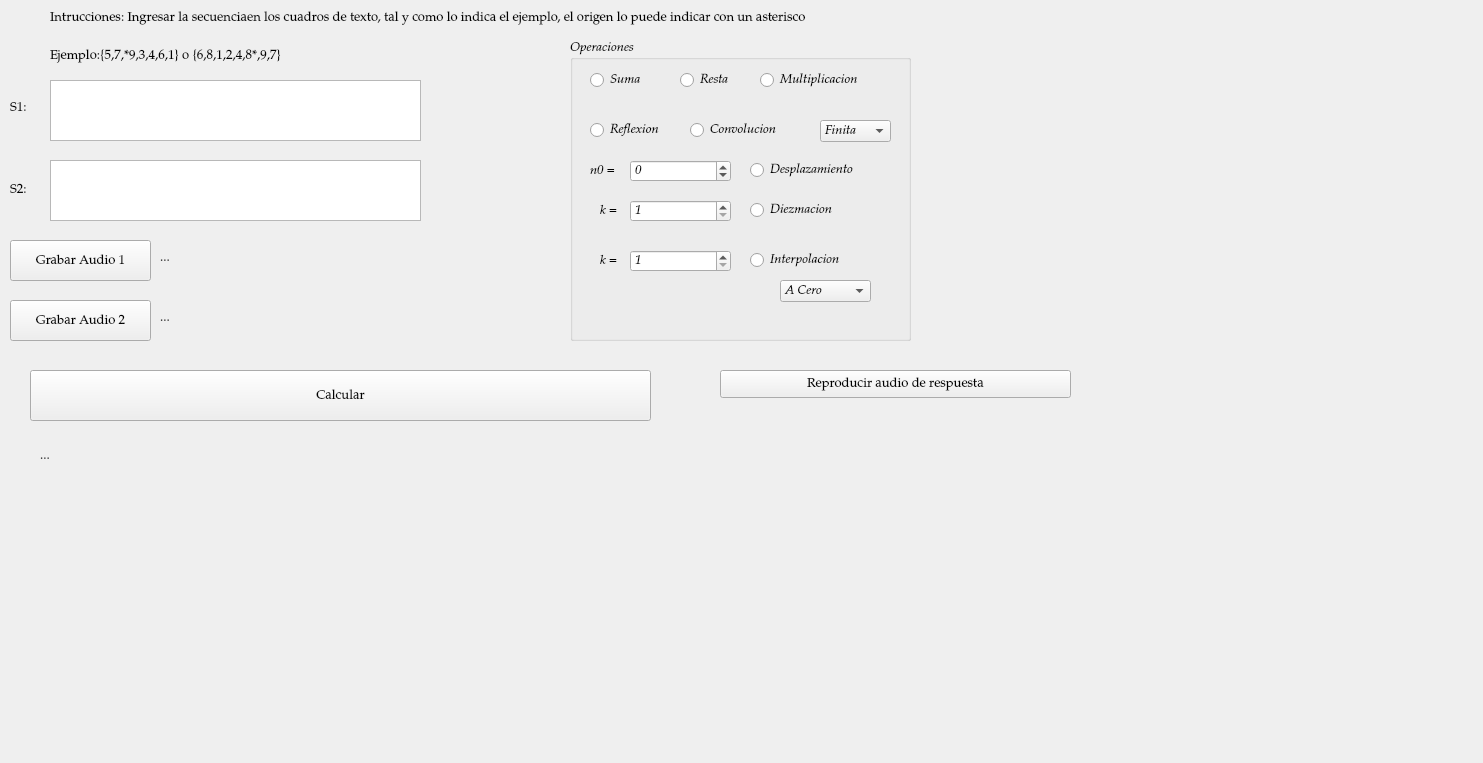
First picture: the form in Interfaz/Interfaz.ui, repository edwbcruzv/PracticaSenales, before the edit.
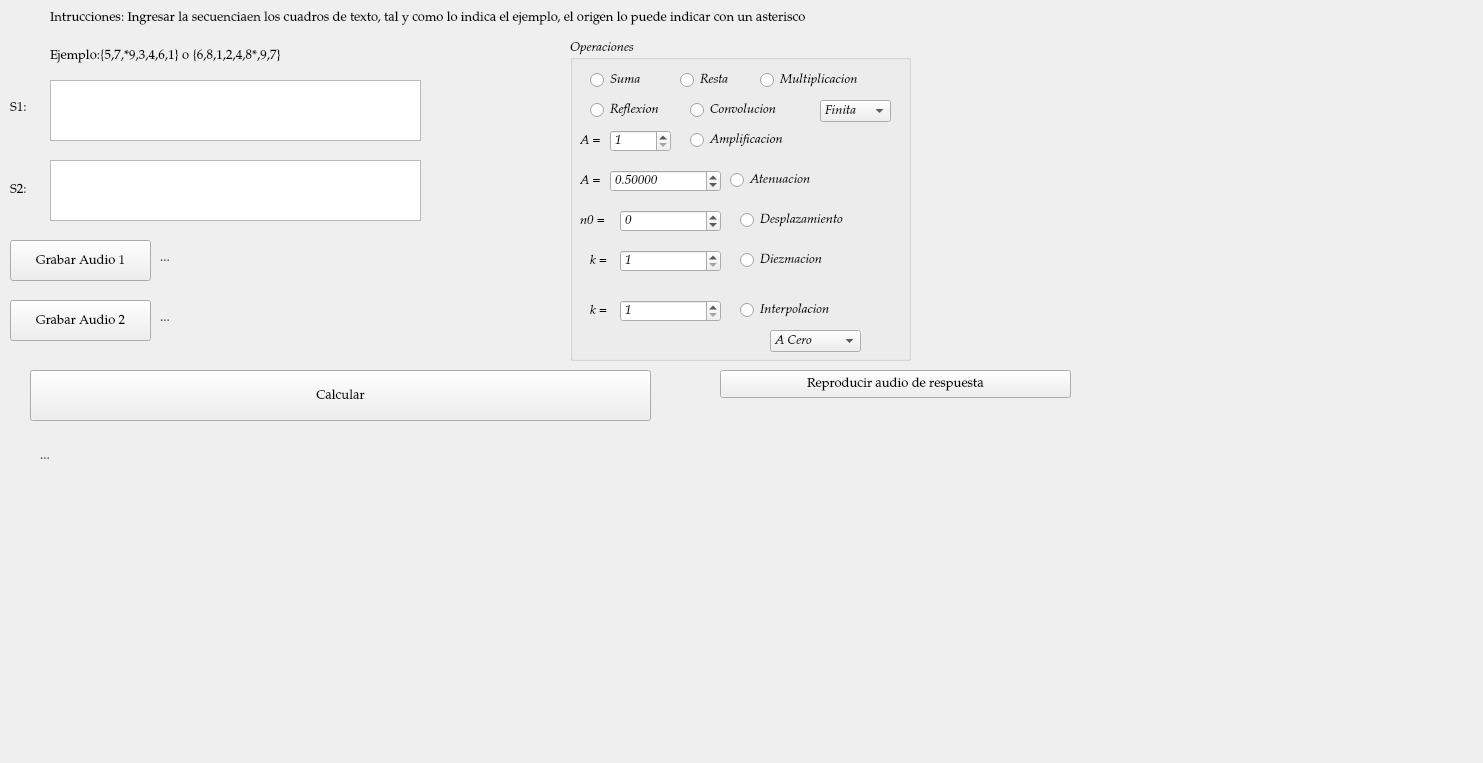
Second picture: the form after the edit.

Patch:
```diff
--- a/Interfaz/Interfaz.ui
+++ b/Interfaz/Interfaz.ui
@@ -167,7 +167,7 @@
      <x>570</x>
      <y>40</y>
      <width>341</width>
-     <height>301</height>
+     <height>321</height>
     </rect>
    </property>
    <property name="font">
@@ -181,8 +181,8 @@
    <widget class="QLabel" name="label_7">
     <property name="geometry">
      <rect>
-      <x>30</x>
-      <y>210</y>
+      <x>20</x>
+      <y>260</y>
       <width>21</width>
       <height>21</height>
      </rect>
@@ -194,8 +194,8 @@
    <widget class="QSpinBox" name="spinBox_n0">
     <property name="geometry">
      <rect>
-      <x>60</x>
-      <y>120</y>
+      <x>50</x>
+      <y>170</y>
       <width>101</width>
       <height>22</height>
      </rect>
@@ -210,8 +210,8 @@
    <widget class="QSpinBox" name="spinBox_KDiezm">
     <property name="geometry">
      <rect>
-      <x>60</x>
-      <y>160</y>
+      <x>50</x>
+      <y>210</y>
       <width>101</width>
       <height>22</height>
      </rect>
@@ -226,8 +226,8 @@
    <widget class="QRadioButton" name="radioButton_Diezmacion">
     <property name="geometry">
      <rect>
-      <x>180</x>
-      <y>160</y>
+      <x>170</x>
+      <y>210</y>
       <width>121</width>
       <height>20</height>
      </rect>
@@ -240,7 +240,7 @@
     <property name="geometry">
      <rect>
       <x>120</x>
-      <y>80</y>
+      <y>60</y>
       <width>121</width>
       <height>20</height>
      </rect>
@@ -252,8 +252,8 @@
    <widget class="QSpinBox" name="spinBox_KInterp">
     <property name="geometry">
      <rect>
-      <x>60</x>
-      <y>210</y>
+      <x>50</x>
+      <y>260</y>
       <width>101</width>
       <height>22</height>
      </rect>
@@ -268,8 +268,8 @@
    <widget class="QRadioButton" name="radioButton_Interpolacion">
     <property name="geometry">
      <rect>
-      <x>180</x>
-      <y>210</y>
+      <x>170</x>
+      <y>260</y>
       <width>121</width>
       <height>20</height>
      </rect>
@@ -281,8 +281,8 @@
    <widget class="QLabel" name="label_5">
     <property name="geometry">
      <rect>
-      <x>20</x>
-      <y>120</y>
+      <x>10</x>
+      <y>170</y>
       <width>31</width>
       <height>21</height>
      </rect>
@@ -321,7 +321,7 @@
     <property name="geometry">
      <rect>
       <x>20</x>
-      <y>80</y>
+      <y>60</y>
       <width>95</width>
       <height>20</height>
      </rect>
@@ -333,8 +333,8 @@
    <widget class="QLabel" name="label_6">
     <property name="geometry">
      <rect>
-      <x>30</x>
-      <y>160</y>
+      <x>20</x>
+      <y>210</y>
       <width>21</width>
       <height>21</height>
      </rect>
@@ -346,8 +346,8 @@
    <widget class="QRadioButton" name="radioButton_Desplazamiento">
     <property name="geometry">
      <rect>
-      <x>180</x>
-      <y>120</y>
+      <x>170</x>
+      <y>170</y>
       <width>151</width>
       <height>20</height>
      </rect>
@@ -361,7 +361,7 @@
      <rect>
       <x>110</x>
       <y>30</y>
-      <width>95</width>
+      <width>71</width>
       <height>20</height>
      </rect>
     </property>
@@ -372,8 +372,8 @@
    <widget class="QComboBox" name="comboBox_Interpolaciones">
     <property name="geometry">
      <rect>
-      <x>210</x>
-      <y>240</y>
+      <x>200</x>
+      <y>290</y>
       <width>91</width>
       <height>22</height>
      </rect>
@@ -398,7 +398,7 @@
     <property name="geometry">
      <rect>
       <x>250</x>
-      <y>80</y>
+      <y>60</y>
       <width>71</width>
       <height>22</height>
      </rect>
@@ -419,6 +419,99 @@
      </property>
     </item>
    </widget>
+   <widget class="QRadioButton" name="radioButton_Amplificacion">
+    <property name="geometry">
+     <rect>
+      <x>120</x>
+      <y>90</y>
+      <width>141</width>
+      <height>20</height>
+     </rect>
+    </property>
+    <property name="text">
+     <string>Amplificacion</string>
+    </property>
+   </widget>
+   <widget class="QLabel" name="label_8">
+    <property name="geometry">
+     <rect>
+      <x>10</x>
+      <y>90</y>
+      <width>31</width>
+      <height>21</height>
+     </rect>
+    </property>
+    <property name="text">
+     <string>A =</string>
+    </property>
+   </widget>
+   <widget class="QSpinBox" name="spinBox_AAmplificacion">
+    <property name="geometry">
+     <rect>
+      <x>40</x>
+      <y>90</y>
+      <width>61</width>
+      <height>22</height>
+     </rect>
+    </property>
+    <property name="minimum">
+     <number>1</number>
+    </property>
+    <property name="maximum">
+     <number>1000</number>
+    </property>
+   </widget>
+   <widget class="QLabel" name="label_9">
+    <property name="geometry">
+     <rect>
+      <x>10</x>
+      <y>130</y>
+      <width>41</width>
+      <height>21</height>
+     </rect>
+    </property>
+    <property name="text">
+     <string>A =</string>
+    </property>
+   </widget>
+   <widget class="QRadioButton" name="radioButton_Atenuacion">
+    <property name="geometry">
+     <rect>
+      <x>160</x>
+      <y>130</y>
+      <width>111</width>
+      <height>20</height>
+     </rect>
+    </property>
+    <property name="text">
+     <string>Atenuacion</string>
+    </property>
+   </widget>
+   <widget class="QDoubleSpinBox" name="doubleSpinBox_AAtenuacion">
+    <property name="geometry">
+     <rect>
+      <x>40</x>
+      <y>130</y>
+      <width>111</width>
+      <height>22</height>
+     </rect>
+    </property>
+    <property name="decimals">
+     <number>5</number>
+    </property>
+    <property name="minimum">
+     <double>0.000010000000000</double>
+    </property>
+    <property name="maximum">
+     <double>0.999990000000000</double>
+    </property>
+    <property name="singleStep">
+     <double>0.000001000000000</double>
+    </property>
+    <property name="value">
+     <double>0.500000000000000</double>
+    </property>
+   </widget>
   </widget>
   <widget class="QLabel" name="label_Status">
    <property name="geometry">
```
Left out of the diff: 96 changed lines with no effect on the pictures.
